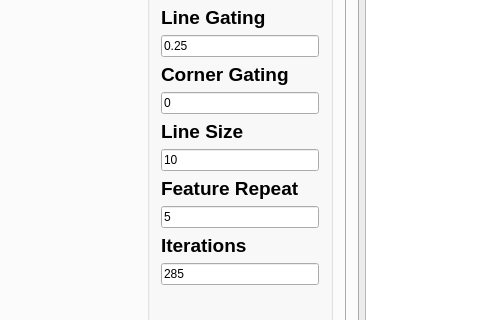
Old version of the form eic_test.ui in the repository bill-lee/EIC_Final; both pictures show x 206 to 686 and y 298 to 618 of the 1136 by 780 pixel window.
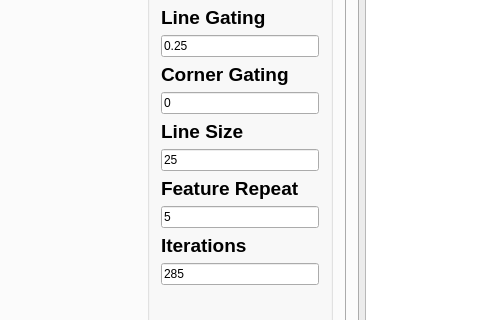
New version of the form. The open tabs and pages were chosen to show the change.

```diff
--- a/eic_test.ui
+++ b/eic_test.ui
@@ -2723,7 +2723,7 @@
                   <item>
                    <widget class="QLineEdit" name="lineEdit_slam_linesize">
                     <property name="text">
-                     <string>10</string>
+                     <string>25</string>
                     </property>
                    </widget>
                   </item>
```
Left out of the diff: 4 changed lines with no effect on the pictures.
